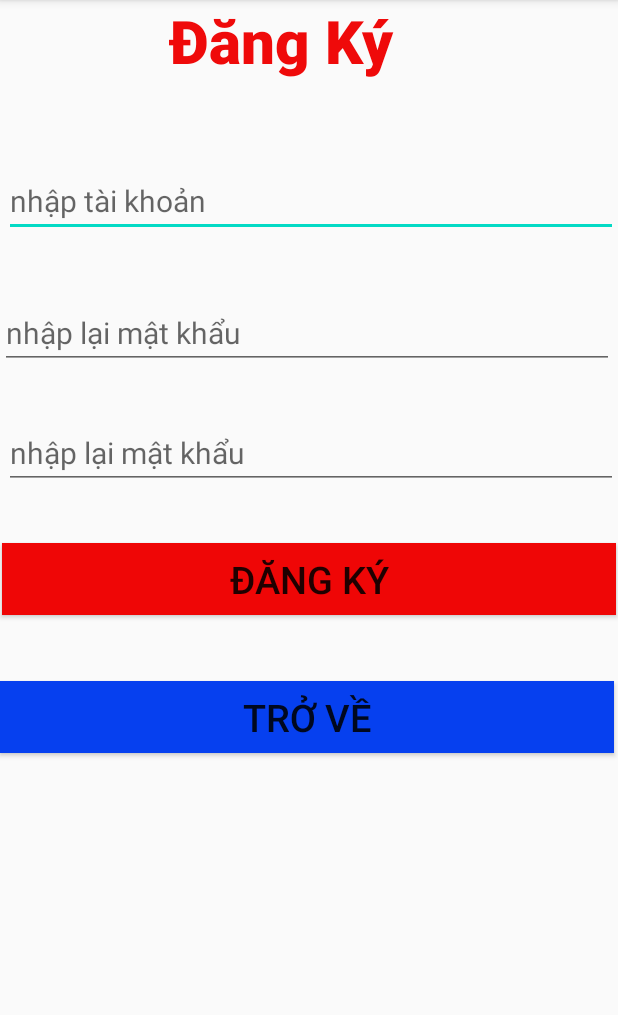
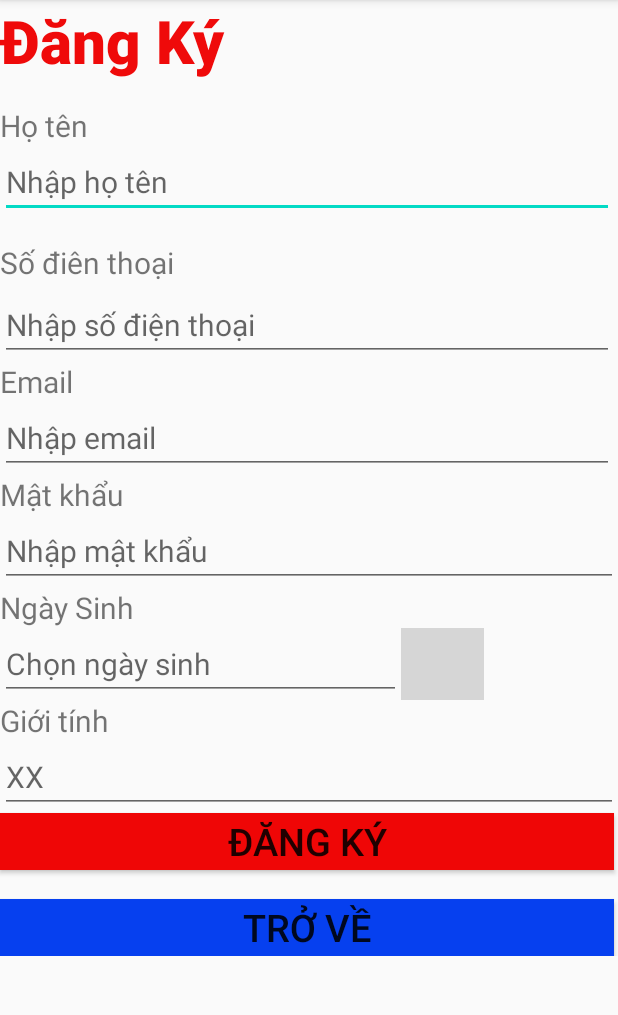
Before and after one commit to HuynhVanBinh-CDPM18C/0306181203_HuynhVanBinh_android, an Android app: the DangKi screen opened directly, with no data from a screen before it, on a phone screen of 412 x 824 dp, the part 84-1099 px from its top. Run offline under Robolectric (Android 15) with nearby library versions, the phone set to English and light mode, and no system bars; our stand-ins replace Volley; grey boxes are pictures that could not be loaded.

Commit message:
van binh 14/1 lan 8
chon ngay sinh bang lich

```diff
--- a/android22/app/src/main/java/com/example/demo11_11/dangky/DangKi.java
+++ b/android22/app/src/main/java/com/example/demo11_11/dangky/DangKi.java
@@ -2,12 +2,14 @@ package com.example.demo11_11.dangky;
 
 
 import android.annotation.SuppressLint;
+import android.app.DatePickerDialog;
 import android.app.VoiceInteractor;
 import android.content.Intent;
 import android.os.Bundle;
 import android.support.v7.app.AppCompatActivity;
 import android.view.View;
 import android.widget.Button;
+import android.widget.DatePicker;
 import android.widget.EditText;
 import android.widget.TextView;
 import android.widget.Toast;
@@ -24,6 +26,8 @@ import com.example.demo11_11.R;
 import com.example.demo11_11.dangnhap.dangnhap;
 
 import java.lang.reflect.Method;
+import java.text.SimpleDateFormat;
+import java.util.Calendar;
 import java.util.HashMap;
 import java.util.Map;
 import java.util.concurrent.ExecutionException;
@@ -32,14 +36,26 @@ public class DangKi extends AppCompatActivity {
     private EditText tuvung;
     private EditText dinhnghia;
 
+    EditText edtDate;
+
     // String url="http://192.168.43.6:8081/api3/insert.php";
     private Button btn;
     @Override
     protected void onCreate(Bundle savedInstanceState) {
         super.onCreate(savedInstanceState);
         setContentView(R.layout.activity_dang_ki);
+        anhxa();
 
-        anhxa();
+        edtDate=(EditText)findViewById(R.id.ngays);
+
+        edtDate.setOnClickListener(new View.OnClickListener() {
+            @Override
+            public void onClick(View v) {
+                ChonNgay();
+            }
+        });
+
+
         btn.setOnClickListener(new View.OnClickListener() {
             @Override
             public void onClick(View v) {
@@ -123,5 +139,23 @@ public class DangKi extends AppCompatActivity {
         requestQueue.add(stringRequest);
     }
 
-
+    private void ChonNgay(){
+        Calendar calendar=Calendar.getInstance();
+        int Ngays=calendar.get(Calendar.DATE);
+        int Thangs=calendar.get(Calendar.MONTH);
+        int Nams=calendar.get(Calendar.YEAR);
+        DatePickerDialog datePickerDialog=new DatePickerDialog(this, new DatePickerDialog.OnDateSetListener() {
+            @Override
+            public void onDateSet(DatePicker view, int year, int month, int dayOfMonth) {
+                calendar.set(year,month,dayOfMonth);
+                SimpleDateFormat simpleDateFormat=new SimpleDateFormat("dd/MM/yyyy");
+                edtDate.setText(simpleDateFormat.format(calendar.getTime()));
+            }
+        },Nams,Thangs,Ngays);
+        datePickerDialog.show();
+    }
+    public void chonngay(View view) {
+        edtDate=(EditText)findViewById(R.id.ngays);
+        ChonNgay();
+    }
 }
--- a/android22/app/src/main/res/layout/activity_dang_ki.xml
+++ b/android22/app/src/main/res/layout/activity_dang_ki.xml
@@ -7,6 +7,15 @@
     android:layout_height="match_parent"
     tools:context=".dangky.DangKi">
 
+    <ScrollView
+        android:layout_width="match_parent"
+        android:layout_height="match_parent">
+
+        <LinearLayout
+            android:layout_width="match_parent"
+            android:layout_height="wrap_content"
+            android:orientation="vertical">
+
             <TextView
                 android:id="@+id/textView11"
                 android:layout_width="268dp"
@@ -14,74 +23,143 @@
                 android:fontFamily="sans-serif-black"
                 android:text="Đăng Ký"
                 android:textColor="#EF0A0A"
-        android:textSize="40sp"
-        app:layout_constraintEnd_toEndOf="parent"
-        app:layout_constraintHorizontal_bias="0.783"
-        app:layout_constraintStart_toStartOf="parent"
-        app:layout_constraintTop_toTopOf="parent" />
+                android:textSize="40sp" />
+
+            <TextView
+                android:id="@+id/textView13"
+                android:layout_width="wrap_content"
+                android:layout_height="wrap_content"
+                android:layout_marginTop="12dp"
+                android:text="Họ tên"
+                android:textSize="20sp" />
 
             <EditText
                 android:id="@+id/tukhoas"
                 android:layout_width="409dp"
                 android:layout_height="wrap_content"
-        android:layout_marginTop="52dp"
                 android:ems="10"
-        android:hint="nhập tài khoản"
+                android:hint="Nhập họ tên"
                 android:inputType="textPersonName"
-        android:textSize="20sp"
-        app:layout_constraintEnd_toEndOf="parent"
-        app:layout_constraintHorizontal_bias="1.0"
-        app:layout_constraintStart_toStartOf="parent"
-        app:layout_constraintTop_toBottomOf="@+id/textView11" />
+                android:textSize="20sp" />
+
+            <TextView
+                android:id="@+id/textView14"
+                android:layout_width="wrap_content"
+                android:layout_height="wrap_content"
+                android:layout_marginTop="16dp"
+                android:text="Số điên thoại"
+                android:textSize="20sp" />
 
             <EditText
                 android:id="@+id/dinhnghias"
                 android:layout_width="409dp"
                 android:layout_height="wrap_content"
-        android:layout_marginTop="40dp"
+                android:layout_marginTop="4dp"
                 android:ems="10"
-        android:hint="nhập lại mật khẩu"
+                android:hint="Nhập số điện thoại"
                 android:inputType="textPersonName"
-        android:textSize="20sp"
-        app:layout_constraintTop_toBottomOf="@+id/tukhoas"
-        tools:layout_editor_absoluteX="2dp" />
+                android:textSize="20sp" />
+
+            <TextView
+                android:id="@+id/textView16"
+                android:layout_width="match_parent"
+                android:layout_height="wrap_content"
+                android:text="Email"
+                android:textSize="20sp" />
 
             <EditText
                 android:id="@+id/editTextTextPersonName5"
                 android:layout_width="409dp"
                 android:layout_height="wrap_content"
-        android:layout_marginTop="32dp"
                 android:ems="10"
-        android:hint="nhập lại mật khẩu"
+                android:hint="Nhập email"
                 android:inputType="textPersonName"
-        android:textSize="20sp"
-        app:layout_constraintEnd_toEndOf="parent"
-        app:layout_constraintHorizontal_bias="1.0"
-        app:layout_constraintStart_toStartOf="parent"
-        app:layout_constraintTop_toBottomOf="@+id/dinhnghias" />
+                android:textSize="20sp" />
+
+            <TextView
+                android:id="@+id/textView17"
+                android:layout_width="match_parent"
+                android:layout_height="wrap_content"
+                android:text="Mật khẩu"
+                android:textSize="20sp" />
+
+            <EditText
+                android:id="@+id/editTextTextPersonName3"
+                android:layout_width="match_parent"
+                android:layout_height="wrap_content"
+                android:ems="10"
+                android:hint="Nhập mật khẩu"
+                android:inputType="textPersonName"
+                android:textSize="20sp" />
+
+            <TextView
+                android:id="@+id/textView18"
+                android:layout_width="match_parent"
+                android:layout_height="wrap_content"
+                android:text="Ngày Sinh"
+                android:textSize="20sp" />
+
+            <TableRow
+                android:layout_width="match_parent"
+                android:layout_height="match_parent" >
+
+                <EditText
+                    android:id="@+id/ngays"
+                    android:layout_width="267dp"
+                    android:layout_height="wrap_content"
+                    android:ems="10"
+                    android:hint="Chọn ngày sinh"
+                    android:inputType="textPersonName"
+                    android:onClick="chonngay"
+                    android:textSize="20sp" />
+
+                <ImageView
+                    android:id="@+id/imageView4"
+                    android:layout_width="55dp"
+                    android:layout_height="match_parent"
+                    android:onClick="chonngay"
+                    app:srcCompat="@drawable/com_facebook_tooltip_blue_bottomnub" />
+            </TableRow>
+
+            <TextView
+                android:id="@+id/textView19"
+                android:layout_width="match_parent"
+                android:layout_height="wrap_content"
+                android:text="Giới tính"
+                android:textSize="20sp" />
+
+            <EditText
+                android:id="@+id/editTextTextPersonName6"
+                android:layout_width="match_parent"
+                android:layout_height="wrap_content"
+                android:ems="10"
+                android:hint="XX"
+                android:inputType="textPersonName"
+                android:textSize="20sp" />
 
             <Button
                 android:id="@+id/them"
                 android:layout_width="409dp"
-        android:layout_height="wrap_content"
-        android:layout_marginTop="36dp"
+                android:layout_height="38dp"
                 android:background="#EF0606"
                 android:text="ĐĂNG KÝ"
-        android:textSize="25sp"
-        app:layout_constraintEnd_toEndOf="parent"
-        app:layout_constraintStart_toStartOf="parent"
-        app:layout_constraintTop_toBottomOf="@+id/editTextTextPersonName5" />
+                android:textSize="25sp" />
+
+            <TextView
+                android:id="@+id/textView20"
+                android:layout_width="match_parent"
+                android:layout_height="wrap_content" />
 
             <Button
                 android:id="@+id/button4"
                 android:layout_width="409dp"
-        android:layout_height="wrap_content"
-        android:layout_marginTop="44dp"
+                android:layout_height="38dp"
                 android:background="#0640EF"
                 android:onClick="trove"
                 android:text="TRỞ VỀ"
-        android:textSize="25sp"
-        app:layout_constraintTop_toBottomOf="@+id/them"
-        tools:layout_editor_absoluteX="2dp" />
+                android:textSize="25sp" />
+
+        </LinearLayout>
+    </ScrollView>
 
 </android.support.constraint.ConstraintLayout>
```
Lines whose indentation alone changed are shown as unchanged.
